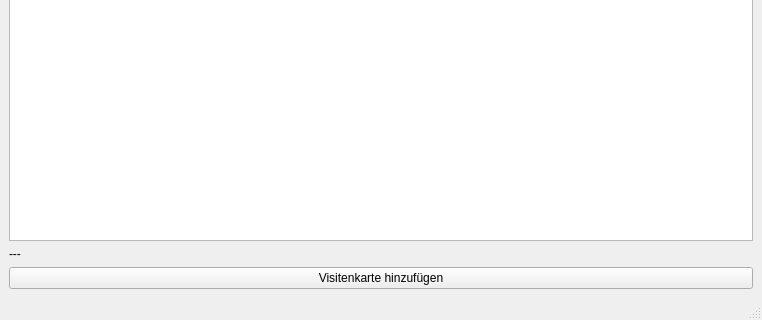
Old version of the form qt_gui/main_window.ui in the repository minutogit/TalentTalent; both pictures show x 0 to 762 and y 160 to 480 of the 762 by 480 pixel window.
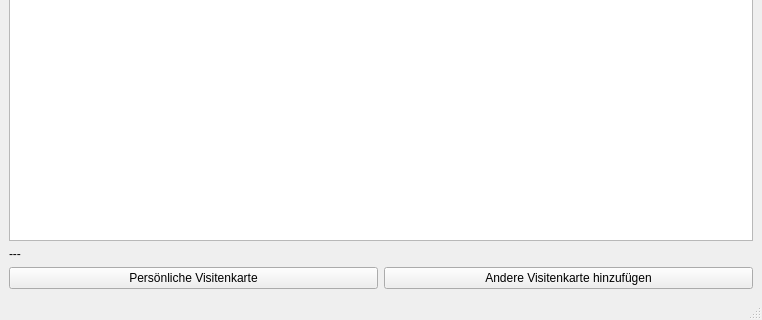
New version of the form.

Commit message:
added foreign_card item to mark cards if not personal card entry and updated gui for own personal business card
Took 2 hours 27 minutes

```diff
--- a/qt_gui/main_window.ui
+++ b/qt_gui/main_window.ui
@@ -131,11 +131,22 @@
      </widget>
     </item>
     <item>
+     <layout class="QHBoxLayout" name="horizontalLayout_3">
+      <item>
+       <widget class="QPushButton" name="pushButton_add_own_businesscard">
+        <property name="text">
+         <string>Persönliche Visitenkarte</string>
+        </property>
+       </widget>
+      </item>
+      <item>
      <widget class="QPushButton" name="pushButton_add_businesscard">
       <property name="text">
-       <string>Visitenkarte hinzufügen</string>
-      </property>
-     </widget>
+         <string>Andere Visitenkarte hinzufügen</string>
+        </property>
+       </widget>
+      </item>
+     </layout>
     </item>
    </layout>
   </widget>
```
Lines whose indentation alone changed are shown as unchanged. The commit also changes 4 other files.
